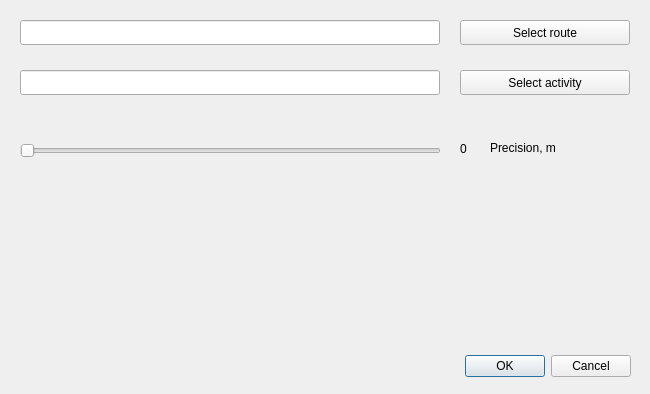
Above: firome/ui/assets/main.ui from outcatcher/firome before the change. Below: the same form after it.
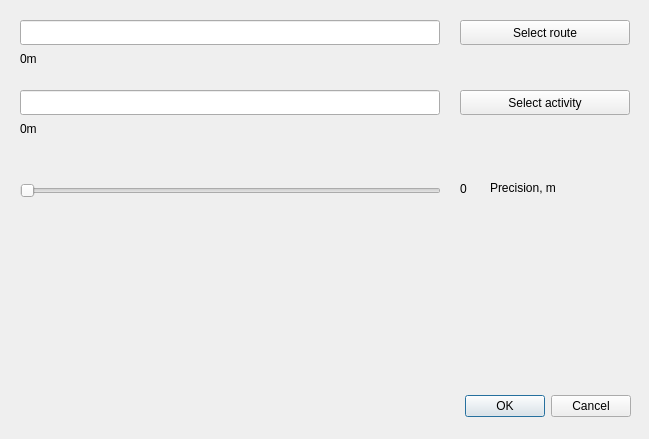
That is the form after the change.

```diff
--- a/firome/ui/assets/main.ui
+++ b/firome/ui/assets/main.ui
@@ -6,8 +6,8 @@
    <rect>
     <x>0</x>
     <y>0</y>
-    <width>650</width>
-    <height>394</height>
+    <width>649</width>
+    <height>439</height>
    </rect>
   </property>
   <property name="windowTitle">
@@ -18,7 +18,7 @@
     <property name="geometry">
      <rect>
       <x>460</x>
-      <y>70</y>
+      <y>90</y>
       <width>170</width>
       <height>25</height>
      </rect>
@@ -31,7 +31,7 @@
     <property name="geometry">
      <rect>
       <x>290</x>
-      <y>350</y>
+      <y>390</y>
       <width>341</width>
       <height>32</height>
      </rect>
@@ -47,7 +47,7 @@
     <property name="geometry">
      <rect>
       <x>20</x>
-      <y>70</y>
+      <y>90</y>
       <width>420</width>
       <height>25</height>
      </rect>
@@ -80,7 +80,7 @@
     <property name="geometry">
      <rect>
       <x>490</x>
-      <y>138</y>
+      <y>178</y>
       <width>141</width>
       <height>20</height>
      </rect>
@@ -93,7 +93,7 @@
     <property name="geometry">
      <rect>
       <x>20</x>
-      <y>140</y>
+      <y>180</y>
       <width>421</width>
       <height>21</height>
      </rect>
@@ -106,7 +106,7 @@
     <property name="geometry">
      <rect>
       <x>460</x>
-      <y>140</y>
+      <y>180</y>
       <width>67</width>
       <height>17</height>
      </rect>
@@ -119,13 +119,39 @@
     <property name="geometry">
      <rect>
       <x>20</x>
-      <y>180</y>
+      <y>220</y>
       <width>421</width>
       <height>161</height>
      </rect>
     </property>
     <layout class="QVBoxLayout" name="checkboxLayout"/>
    </widget>
+   <widget class="QLabel" name="labelRouteLen">
+    <property name="geometry">
+     <rect>
+      <x>20</x>
+      <y>50</y>
+      <width>141</width>
+      <height>17</height>
+     </rect>
+    </property>
+    <property name="text">
+     <string>0m</string>
+    </property>
+   </widget>
+   <widget class="QLabel" name="labelActivityLen">
+    <property name="geometry">
+     <rect>
+      <x>20</x>
+      <y>120</y>
+      <width>141</width>
+      <height>17</height>
+     </rect>
+    </property>
+    <property name="text">
+     <string>0m</string>
+    </property>
+   </widget>
   </widget>
  </widget>
  <resources/>
```
